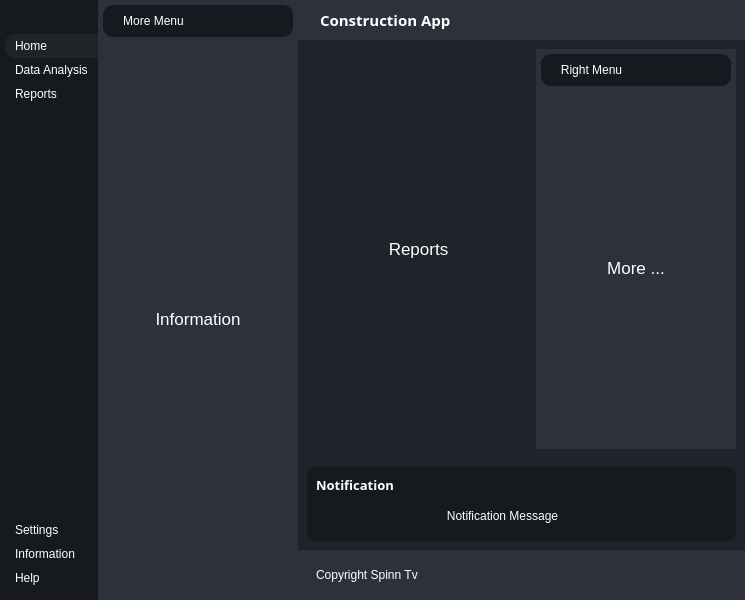
Qt form interface_22_modern_tutorial.ui (filipehlreis/22_modern_ui_tutorial) before a commit.
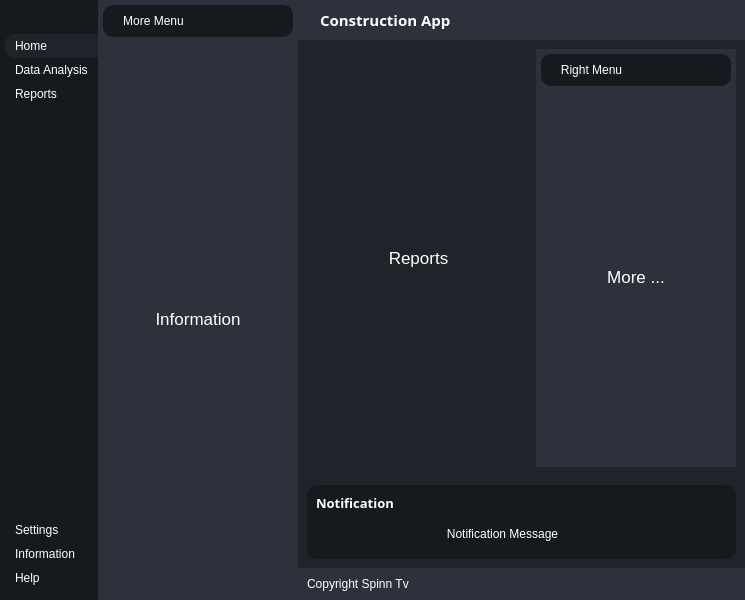
The same form after that commit. Icons and pictures are not drawn.

Commit message: added functionalities to minimize, restore, close buttons and sizegrip

What changed in the file:
```diff
--- a/interface_22_modern_tutorial.ui
+++ b/interface_22_modern_tutorial.ui
@@ -1052,6 +1052,21 @@
        <item>
         <widget class="QWidget" name="footerContainer" native="true">
          <layout class="QHBoxLayout" name="horizontalLayout_11">
+          <property name="spacing">
+           <number>0</number>
+          </property>
+          <property name="leftMargin">
+           <number>0</number>
+          </property>
+          <property name="topMargin">
+           <number>0</number>
+          </property>
+          <property name="rightMargin">
+           <number>0</number>
+          </property>
+          <property name="bottomMargin">
+           <number>0</number>
+          </property>
           <item>
            <widget class="QFrame" name="frame_10">
             <property name="frameShape">
@@ -1075,14 +1090,14 @@
            <widget class="QFrame" name="sizeGrip">
             <property name="minimumSize">
              <size>
-              <width>10</width>
-              <height>10</height>
+              <width>30</width>
+              <height>30</height>
              </size>
             </property>
             <property name="maximumSize">
              <size>
-              <width>10</width>
-              <height>10</height>
+              <width>30</width>
+              <height>30</height>
              </size>
             </property>
             <property name="frameShape">
```
Left out of the diff: 6 changed lines with no effect on the pictures. The commit also changes 3 other files.
